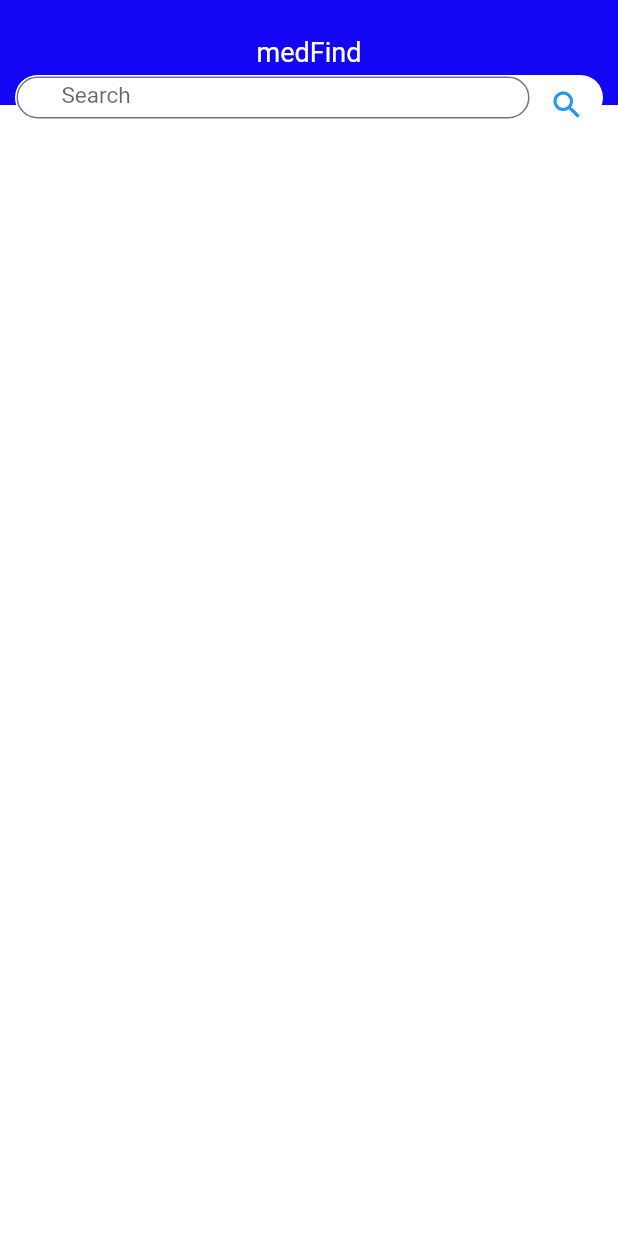
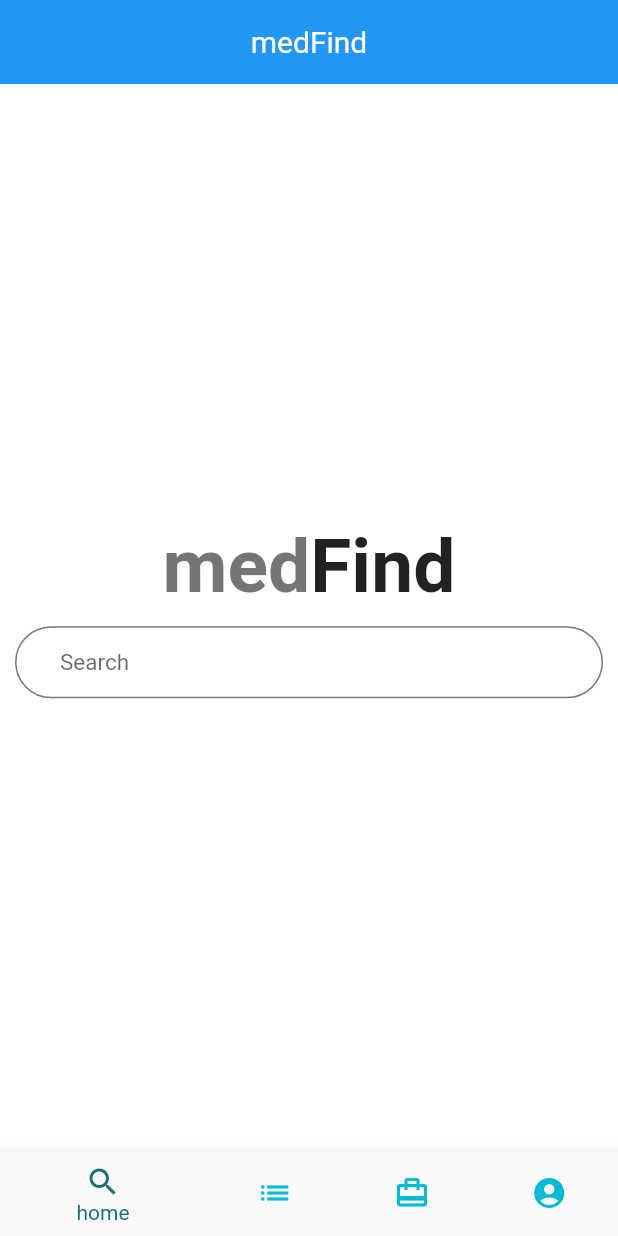
Before and after one commit to gadisamenu/medFind_flutter_demo, a Flutter app: the screen it shows after launch, on a phone screen of 412 x 824 dp. Run offline on Flutter 3.47's test engine with Material 2 defaults, Android fonts, the phone set to English and light mode, and no system bars; our stand-ins replace bloc, flutter_bloc, go_router, sqflite; accounts and stored records are empty; Roboto replaces fonts that are missing (Muli).

Commit message:
added routing

```diff
--- a/lib/Application/Navigation/navigation_bloc.dart
+++ b/lib/Application/Navigation/navigation_bloc.dart
@@ -4,11 +4,13 @@ import 'package:medfind_flutter/Application/Navigation/navigation_state.dart';
 
 class NavigationBloc extends Bloc<NavigationEvent, NavigationState> {
   NavigationBloc() : super(NavigationLoaded(path: "/home")) {
-    on(Navigate) => _Navigate;
+    on<Navigate>(_Navigate);
   }
 
   void _Navigate(NavigationEvent event, Emitter emit) async {
-    // emit(NavigationLoading());
+    // if (event.path == "/home"{
+    //   // context.go
+    // })
     emit(NavigationLoaded(path: event.path));
   }
 }
--- a/lib/Application/Navigation/navigation_state.dart
+++ b/lib/Application/Navigation/navigation_state.dart
@@ -1,6 +1,4 @@
 abstract class NavigationState {}
-
-class NavigationLoading extends NavigationState {}
 
 class NavigationLoaded extends NavigationState {
   String path;
--- /dev/null
+++ b/lib/Infrastructure/MedicineSearch/Repository/Result.dart
@@ -0,0 +1,8 @@
+class Result<T> {
+  final T? val;
+  final String? error;
+
+  Result({this.val, this.error});
+
+  bool get hasError => error != null;
+}
--- /dev/null
+++ b/lib/Presentation/Screens/MedicineSearch/home.dart
@@ -0,0 +1,91 @@
+import 'package:flutter/material.dart';
+import 'package:flutter/src/foundation/key.dart';
+import 'package:flutter/src/widgets/framework.dart';
+import 'package:flutter_bloc/flutter_bloc.dart';
+import 'package:go_router/go_router.dart';
+
+import '../../../Application/MedicineSearch/medicine_search_bloc.dart';
+import '../../../Application/MedicineSearch/medicine_search_event.dart';
+import '../../_Shared/Widgets/bottom_navigation_bar.dart';
+
+class Home extends StatelessWidget {
+  const Home({Key? key}) : super(key: key);
+
+  @override
+  Widget build(BuildContext context) {
+    var currentIndex = 0;
+    return Scaffold(
+        appBar: AppBar(
+          title: Text(
+            "medFind",
+            style:
+                TextStyle(color: Theme.of(context).appBarTheme.foregroundColor),
+          ),
+          backgroundColor: Theme.of(context).appBarTheme.backgroundColor,
+        ),
+        body: Center(
+            child: Column(
+          mainAxisAlignment: MainAxisAlignment.center,
+          children: [
+            Container(
+              child: Row(
+                mainAxisAlignment: MainAxisAlignment.center,
+                children: [
+                  Text("med",
+                      style: TextStyle(
+                        color: Theme.of(context)
+                            .textTheme
+                            .headline6!
+                            .backgroundColor,
+                        fontSize: 50,
+                        fontWeight: FontWeight.bold,
+                      )),
+                  Text(
+                    "Find",
+                    style: TextStyle(
+                      color: Theme.of(context).textTheme.headline6!.color,
+                      fontSize: 50,
+                      fontWeight: FontWeight.bold,
+                    ),
+                  ),
+                ],
+              ),
+            ),
+            Container(
+              margin: EdgeInsets.all(10),
+              child: TextField(
+                  decoration: InputDecoration(
+                      hintText: "Search", hintStyle: TextStyle(fontSize: 15)
+                      // border: InputBorder(),
+                      ),
+                  onSubmitted: (value) => {
+                        if (value.length > 0)
+                          {
+                            context.go("/search"),
+                            BlocProvider.of<MedicineSearchBloc>(context).add(
+                              Search(9.0474852, 38.7596047, value),
+                            ),
+                          }
+                      }),
+            ),
+          ],
+        )),
+        bottomNavigationBar: CustomNavigationBar());
+  }
+}
+
+
+// Container(
+//           heigColor.fromARGB(255, 27, 15, 14)/           width: double.infinity,
+//           margin: EdgeInsets.all(20),
+//           decoration: BoxDecoration(
+//               color: Colors.white,
+//               borderRadius: BorderRadius.circular(30),
+//               boxShadow: [
+//                 BoxShadow(
+//                   color: Color.fromARGB(112, 0, 0, 0),
+//                   offset: Offset.fromDirection(0.8, 50.0),
+//                   blurRadius: 50.0,
+//                 )
+//               ]),
+//         ),
--- a/lib/Presentation/_Shared/routes.dart
+++ b/lib/Presentation/_Shared/routes.dart
@@ -1,5 +1,8 @@
 import 'package:flutter/material.dart';
 import 'package:go_router/go_router.dart';
+import 'package:medfind_flutter/Presentation/Screens/MedicineSearch/home.dart';
+import 'package:medfind_flutter/Presentation/Screens/MedicineSearch/search_result.dart';
+import 'package:medfind_flutter/Presentation/_Shared/Widgets/bottom_navigation_bar.dart';
 
 import 'package:medfind_flutter/Presentation/splash_screen.dart';
 
@@ -13,14 +16,13 @@ class MedfindRouter {
             const SplashScreen(),
       ),
       GoRoute(
-        path: '/Home',
-        builder: (BuildContext context, GoRouterState state) =>
-            const SplashScreen(),
+        path: '/home',
+        builder: (BuildContext context, GoRouterState state) => const Home(),
       ),
       GoRoute(
         path: '/search',
         builder: (BuildContext context, GoRouterState state) =>
-            const SplashScreen(),
+            const SearchResult(),
       ),
       GoRoute(
         path: '/watch_list',
--- a/lib/Presentation/_Shared/theme.dart
+++ b/lib/Presentation/_Shared/theme.dart
@@ -50,7 +50,7 @@ TextTheme getTextTheme() {
 AppBarTheme getAppBarTheme() {
   return const AppBarTheme(
     centerTitle: true,
-    color: Color.fromARGB(255, 18, 6, 245),
+    color: Colors.blue,
     elevation: 0,
     systemOverlayStyle: SystemUiOverlayStyle.dark,
     iconTheme: IconThemeData(
@@ -60,5 +60,6 @@ AppBarTheme getAppBarTheme() {
       color: Color(0xFF000000),
       fontSize: 20,
     ),
+    foregroundColor: Colors.white,
   );
 }
--- a/lib/Presentation/main.dart
+++ b/lib/Presentation/main.dart
@@ -1,7 +1,8 @@
 import 'package:flutter/material.dart';
 import 'package:flutter_bloc/flutter_bloc.dart';
 import 'package:medfind_flutter/Application/MedicineSearch/medicine_search_bloc.dart';
-import 'package:medfind_flutter/Presentation/Screens/MedicineSearch/test_screen.dart';
+import 'package:medfind_flutter/Presentation/Screens/MedicineSearch/home.dart';
+import 'package:medfind_flutter/Presentation/Screens/MedicineSearch/search_result.dart';
 import 'package:medfind_flutter/Application/Navigation/navigation_bloc.dart';
 import 'package:medfind_flutter/Infrastructure/MedicineSearch/DataSource/medicine_search_data_source.dart';
 import 'package:medfind_flutter/Infrastructure/MedicineSearch/Repository/medicine_search_repository.dart';
@@ -33,7 +34,7 @@ class MedFindApp extends StatelessWidget {
         debugShowCheckedModeBanner: false,
         title: 'MedFind',
         theme: getAppTheme(),
-        builder: (context, child) => SearchResult(),
+        // builder: (context, child) => const Home(),
       ),
     );
   }
```
Also changed, not shown: lib/Application/MedicineSearch/medicine_search_bloc.dart (+6 -2 lines), lib/Infrastructure/MedicineSearch/Repository/medicine_search_repository.dart (+13 -6 lines), lib/Presentation/Screens/MedicineSearch/search_result.dart (renamed from lib/Presentation/Screens/MedicineSearch/test_screen.dart, +23 -15 lines), lib/Presentation/_Shared/Widgets/bottom_navigation_bar.dart (+40 -2 lines), lib/Presentation/splash_screen.dart (+21 -4 lines).
